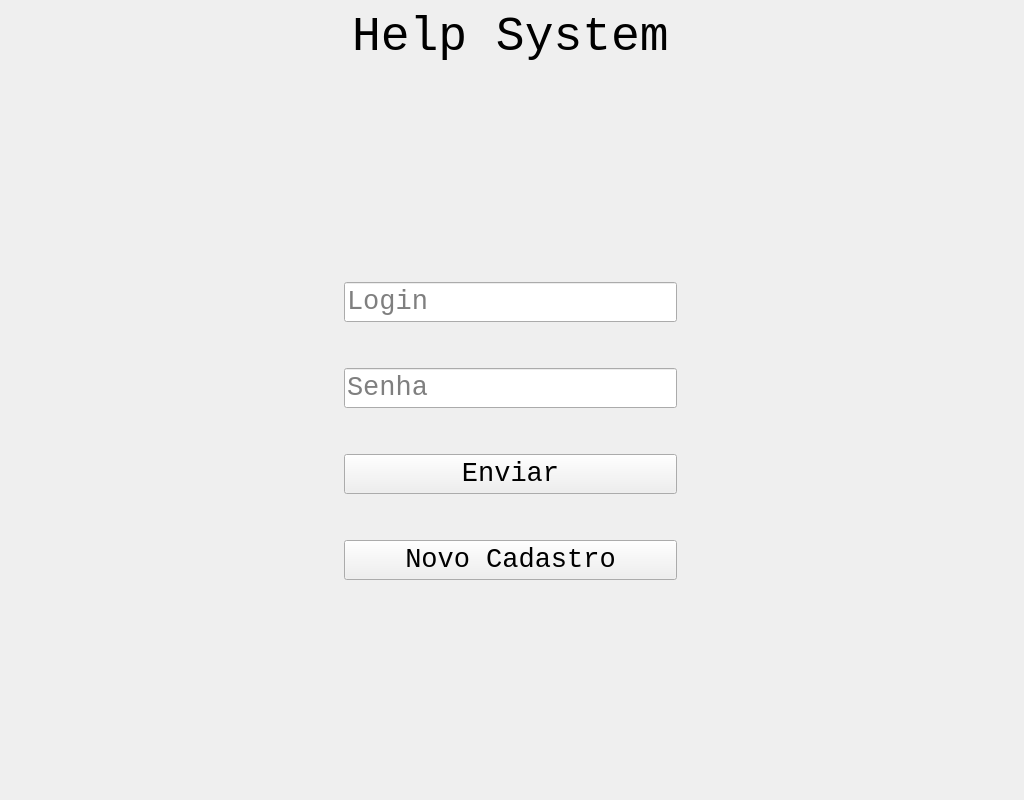
Before: the Qt Designer form Telas/login.ui in AnandaAlbrecht/help-system, drawn with Qt 5.
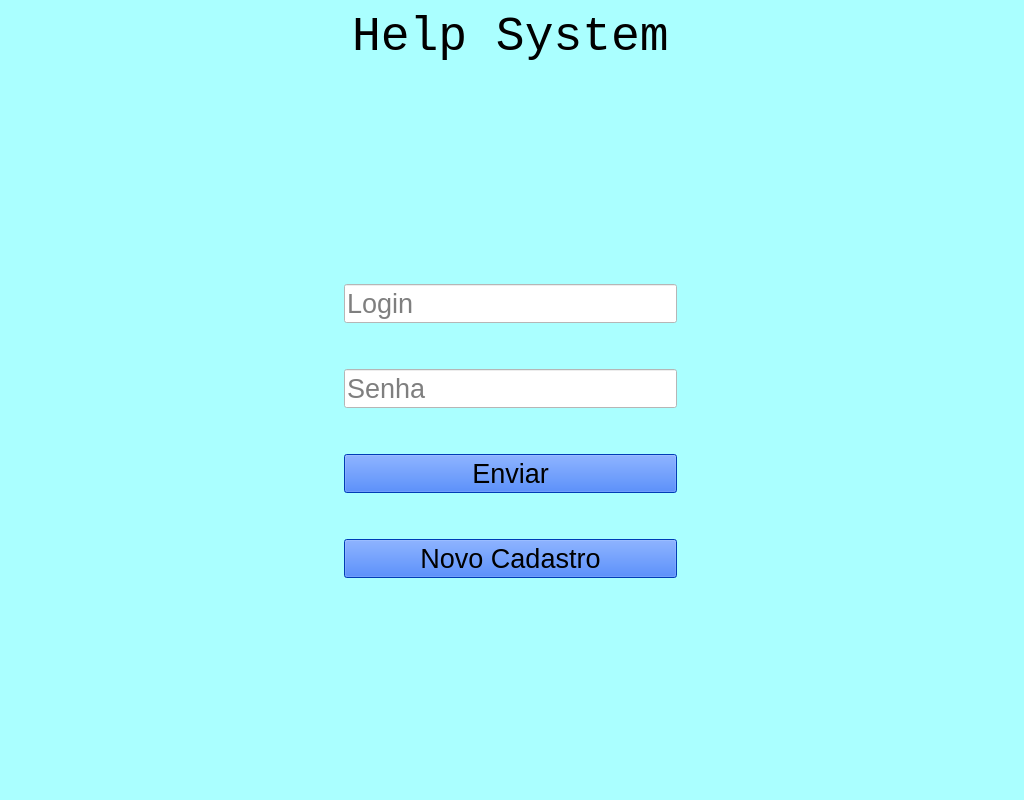
After: the same form once the commit is applied.

Commit message: Modificação visual telas

What changed in the file:
```diff
--- a/Telas/login.ui
+++ b/Telas/login.ui
@@ -19,6 +19,9 @@
   <property name="windowTitle">
    <string>Help System</string>
   </property>
+  <property name="styleSheet">
+   <string notr="true">background-color: rgb(170, 255, 255);</string>
+  </property>
   <widget class="QWidget" name="centralwidget">
    <widget class="QWidget" name="verticalLayoutWidget">
     <property name="geometry">
@@ -116,6 +119,9 @@
              <pointsize>20</pointsize>
             </font>
            </property>
+           <property name="styleSheet">
+            <string notr="true">background-color: rgb(255, 255, 255);</string>
+           </property>
            <property name="placeholderText">
             <string>Login</string>
            </property>
@@ -141,6 +147,9 @@
              <pointsize>20</pointsize>
             </font>
            </property>
+           <property name="styleSheet">
+            <string notr="true">background-color: rgb(255, 255, 255);</string>
+           </property>
            <property name="placeholderText">
             <string>Senha</string>
            </property>
@@ -168,6 +177,9 @@
              <bold>false</bold>
             </font>
            </property>
+           <property name="styleSheet">
+            <string notr="true">background-color: rgb(0, 85, 255);</string>
+           </property>
            <property name="text">
             <string>Enviar</string>
            </property>
@@ -195,6 +207,9 @@
              <bold>false</bold>
             </font>
            </property>
+           <property name="styleSheet">
+            <string notr="true">background-color: rgb(0, 85, 255);</string>
+           </property>
            <property name="text">
             <string>Novo Cadastro</string>
            </property>
```
The commit also changes 4 other files.
